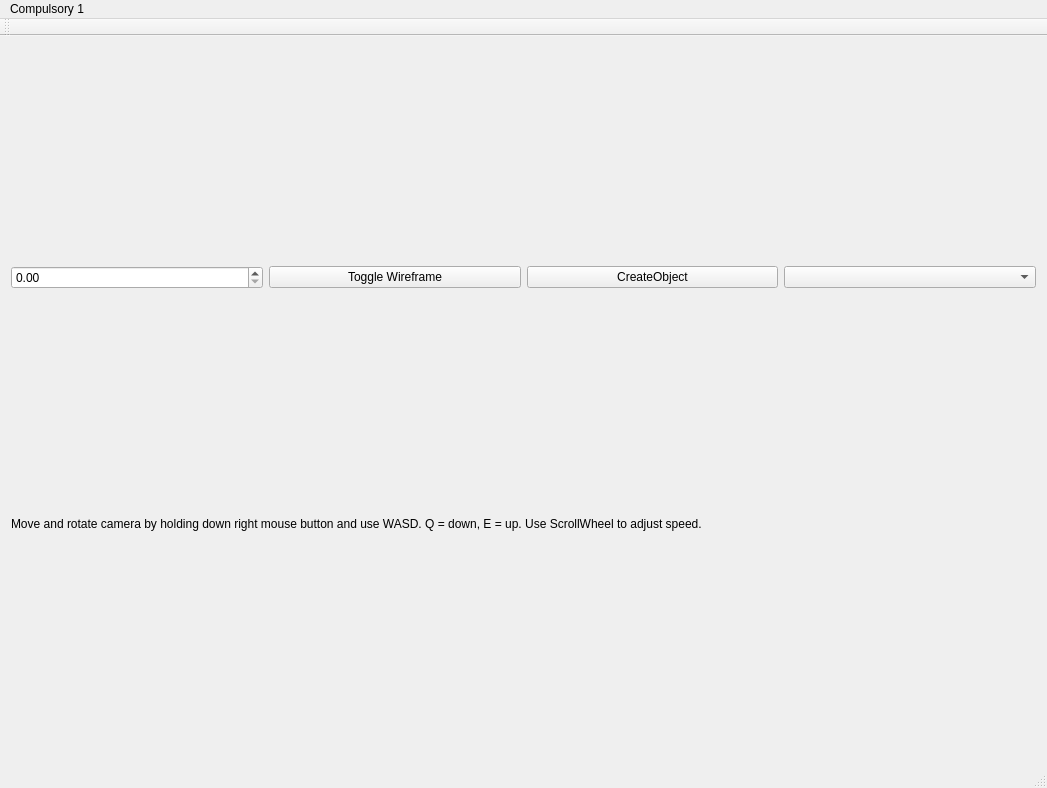
Old version of the form mainwindow.ui in the repository FredrikEik/Game_Engine_Architecture.
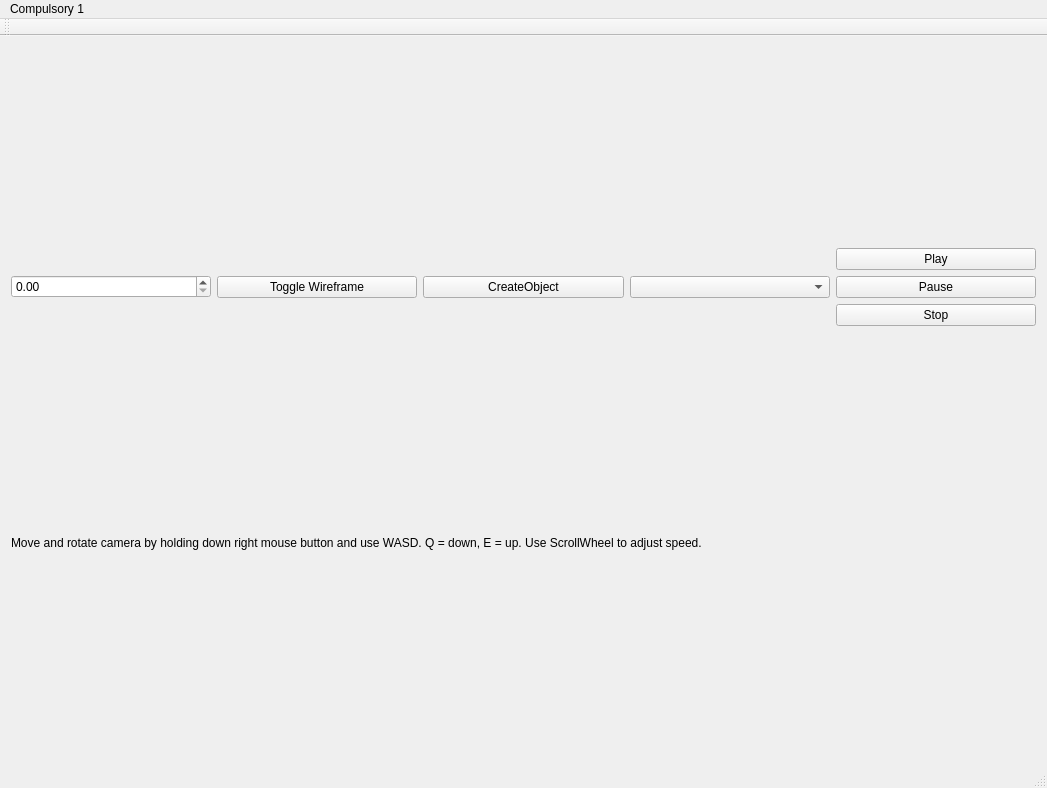
New version of the form.

Commit message: Play/Pause/Stop buttons

The edit to the form file:
```diff
--- a/mainwindow.ui
+++ b/mainwindow.ui
@@ -40,6 +40,31 @@
       <item>
        <widget class="QComboBox" name="comboBox"/>
       </item>
+      <item>
+       <layout class="QGridLayout" name="gridLayout">
+        <item row="1" column="0">
+         <widget class="QPushButton" name="PauseSound">
+          <property name="text">
+           <string>Pause</string>
+          </property>
+         </widget>
+        </item>
+        <item row="0" column="0">
+         <widget class="QPushButton" name="PlaySound">
+          <property name="text">
+           <string>Play</string>
+          </property>
+         </widget>
+        </item>
+        <item row="2" column="0">
+         <widget class="QPushButton" name="StopSound">
+          <property name="text">
+           <string>Stop</string>
+          </property>
+         </widget>
+        </item>
+       </layout>
+      </item>
      </layout>
     </item>
     <item>
```
The commit also changes 4 other files.
